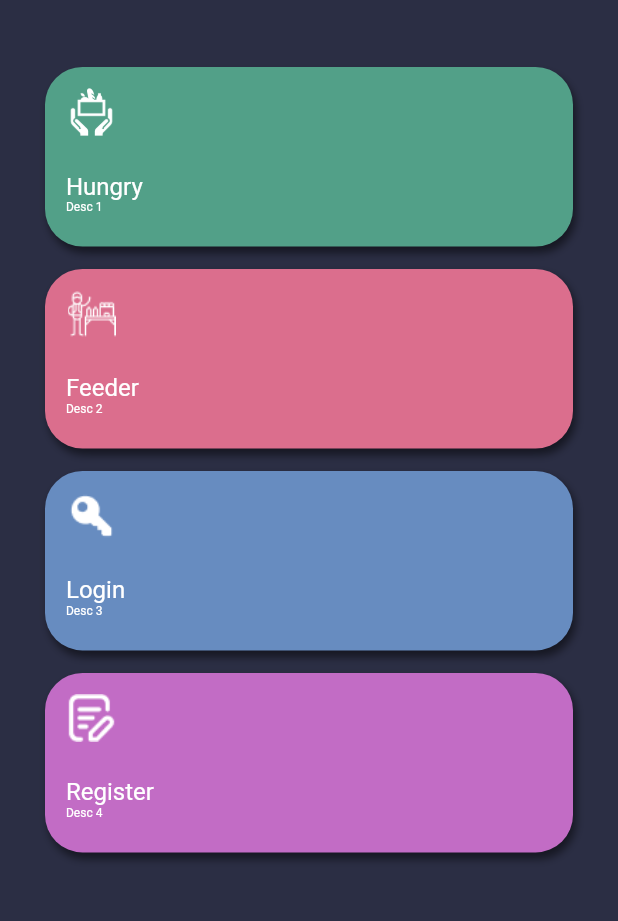
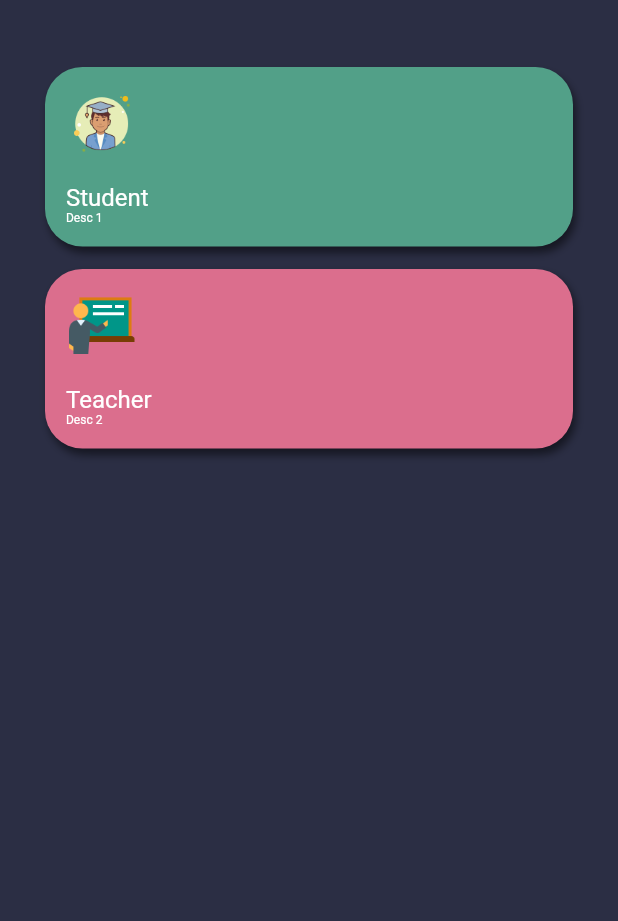
Before and after one commit to DB-25/impaco-2, a Flutter app: the HomeScreen screen opened directly, on a phone screen of 412 x 824 dp, the part 80-1001 px from its top. Run offline on Flutter 3.47's test engine with Material 2 defaults, Android fonts, the phone set to English and light mode, and no system bars; our stand-ins replace shared_preferences; accounts and stored records are empty.

Commit message:
UI changes

```diff
--- a/lib/main.dart
+++ b/lib/main.dart
@@ -8,11 +8,11 @@ import 'src/screens/register_screen.dart';
 void main() => runApp(MaterialApp(
       title: "Impaco",
       theme: ThemeData(primarySwatch: Colors.blue),
-      //home: HomeScreen(),
-      //home: ResultScreen(),
+//      home: HomeScreen(),
+//      home: ResultScreen(),
       //home: FormScreen(),
       home: LoginScreen(),
-      //home: RegisterScreen(),
+//      home: RegisterScreen(),
     ));
 
 //void main() => runApp(MyApp());
--- a/lib/src/screens/home_screen.dart
+++ b/lib/src/screens/home_screen.dart
@@ -9,33 +9,33 @@ import 'login_screen.dart';
 class HomeScreen extends StatelessWidget {
   final List<Map<String, dynamic>> homeDatas = [
     {
-      'name': 'Hungry',
-      'image': 'assets/hungry_icon.png',
+      'name': 'Student',
+      'image': 'assets/student_icon.png',
       'color': Color(0xFF52A088),
       'description': 'Desc 1',
-      'navigate': FormScreen(),
-    },
-    {
-      'name': 'Feeder',
-      'image': 'assets/feed_people.png',
-      'color': Color(0xFFDB6E8D),
-      'description': 'Desc 2',
       'navigate': ResultScreen(),
     },
     {
-      'name': 'Login',
-      'image': 'assets/login.png',
-      'color': Color(0xFF678CC0),
-      'description': 'Desc 3',
-      'navigate': LoginScreen()
+      'name': 'Teacher',
+      'image': 'assets/teacher_icon.png',
+      'color': Color(0xFFDB6E8D),
+      'description': 'Desc 2',
+      'navigate': FormScreen(),
     },
-    {
-      'name': 'Register',
-      'image': 'assets/signup_up.png',
-      'color': Color(0xFFC26CC5),
-      'description': 'Desc 4',
-      'navigate': RegisterScreen(),
-    }
+//    {
+//      'name': 'Login',
+//      'image': 'assets/login.png',
+//      'color': Color(0xFF678CC0),
+//      'description': 'Desc 3',
+//      'navigate': LoginScreen()
+//    },
+//    {
+//      'name': 'Register',
+//      'image': 'assets/signup_up.png',
+//      'color': Color(0xFFC26CC5),
+//      'description': 'Desc 4',
+//      'navigate': RegisterScreen(),
+//    }
   ];
 
   int yRatio = 120;
@@ -105,13 +105,15 @@ class HomeScreen extends StatelessWidget {
             child: Column(
               crossAxisAlignment: CrossAxisAlignment.start,
               children: <Widget>[
-                Image.asset(
-                  data['image'],
-                  width: 34,
-                  height: 32,
+                Expanded(
+                  child: Image.asset(
+                    data['image'],
+//                  width: 34,
+//                  height: 32,
+                  ),
                 ),
                 Padding(
-                  padding: EdgeInsets.symmetric(vertical: 12, horizontal: 0),
+                  padding: EdgeInsets.symmetric(vertical: 8, horizontal: 0),
                 ),
                 Column(
                   crossAxisAlignment: CrossAxisAlignment.start,
--- a/lib/src/screens/result_screen.dart
+++ b/lib/src/screens/result_screen.dart
@@ -28,6 +28,7 @@ class ResultScreenState extends State<ResultScreen> {
                   switch (snapshot.connectionState) {
                     case ConnectionState.done:
                       final response = snapshot.data;
+//                      print(response);  TODO:here response is null causing the screen to crash
                       return firstElement(response);
                       break;
                     default:
@@ -77,7 +78,7 @@ class ResultScreenState extends State<ResultScreen> {
     return ListView.builder(
         scrollDirection: Axis.vertical,
         shrinkWrap: true,
-        itemCount: dataModel.length,
+        itemCount: dataModel == null ? 0 : dataModel.length,
         itemBuilder: (context, int index) {
           return AspectRatio(
             aspectRatio: 353 / 110,
@@ -127,7 +128,6 @@ class ResultScreenState extends State<ResultScreen> {
               ),
             ),
           );
-        }
-    );
+        });
   }
 }
```
Also changed, not shown: lib/src/screens/login_screen.dart (+29 -17 lines), lib/src/screens/register_screen.dart (+58 -16 lines), assets/student_icon.png (added), assets/teacher_icon.png (added), pubspec.lock.
